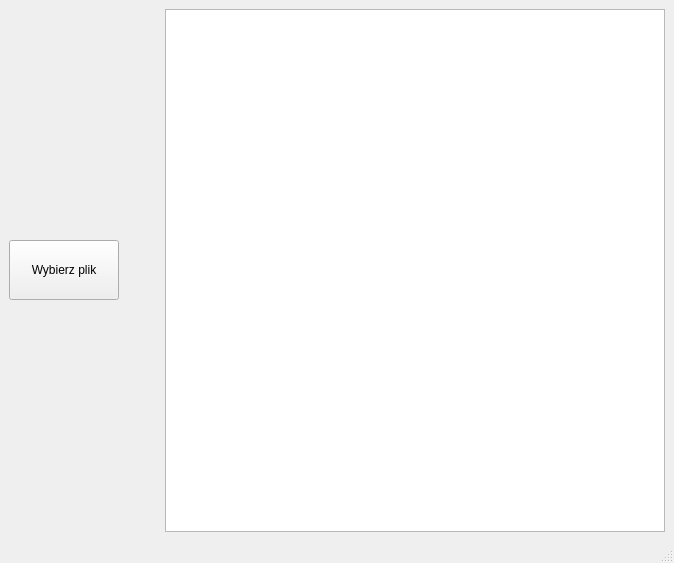
This is exifGUI/gui.ui in mattix1710/pySimpleProjects as Qt 5 draws it before an edit. The edited form follows.
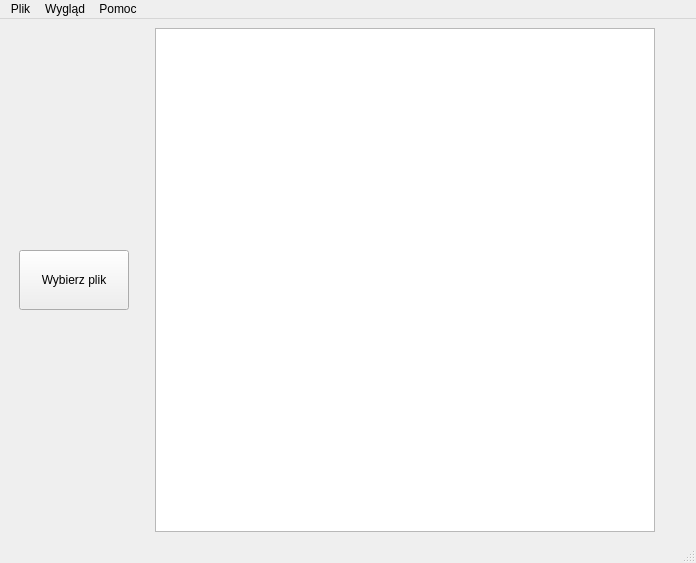
This is the edited form. Icons and pictures are not drawn.

Commit message: [exifGUI]-feat: updated layout

```diff
--- a/exifGUI/gui.ui
+++ b/exifGUI/gui.ui
@@ -6,7 +6,7 @@
    <rect>
     <x>0</x>
     <y>0</y>
-    <width>674</width>
+    <width>696</width>
     <height>563</height>
    </rect>
   </property>
@@ -17,6 +17,22 @@
    <layout class="QGridLayout" name="gridLayout">
     <item row="0" column="0">
      <layout class="QHBoxLayout" name="horizontalLayout">
+      <item>
+       <spacer name="horizontalSpacer_3">
+        <property name="orientation">
+         <enum>Qt::Horizontal</enum>
+        </property>
+        <property name="sizeType">
+         <enum>QSizePolicy::MinimumExpanding</enum>
+        </property>
+        <property name="sizeHint" stdset="0">
+         <size>
+          <width>10</width>
+          <height>20</height>
+         </size>
+        </property>
+       </spacer>
+      </item>
       <item>
        <layout class="QVBoxLayout" name="verticalLayout">
         <item>
@@ -45,9 +61,12 @@
         <property name="orientation">
          <enum>Qt::Horizontal</enum>
         </property>
+        <property name="sizeType">
+         <enum>QSizePolicy::Fixed</enum>
+        </property>
         <property name="sizeHint" stdset="0">
          <size>
-          <width>40</width>
+          <width>20</width>
           <height>20</height>
          </size>
         </property>
@@ -63,7 +82,7 @@
         </property>
         <property name="maximumSize">
          <size>
-          <width>1000</width>
+          <width>800</width>
           <height>700</height>
          </size>
         </property>
@@ -71,6 +90,22 @@
       </item>
      </layout>
     </item>
+    <item row="0" column="1">
+     <spacer name="horizontalSpacer_2">
+      <property name="orientation">
+       <enum>Qt::Horizontal</enum>
+      </property>
+      <property name="sizeType">
+       <enum>QSizePolicy::MinimumExpanding</enum>
+      </property>
+      <property name="sizeHint" stdset="0">
+       <size>
+        <width>10</width>
+        <height>20</height>
+       </size>
+      </property>
+     </spacer>
+    </item>
    </layout>
   </widget>
   <widget class="QMenuBar" name="menubar">
@@ -78,10 +113,41 @@
     <rect>
      <x>0</x>
      <y>0</y>
-     <width>674</width>
+     <width>696</width>
      <height>22</height>
     </rect>
    </property>
+   <widget class="QMenu" name="menu_help">
+    <property name="title">
+     <string>Pomoc</string>
+    </property>
+    <addaction name="action_help_extensions"/>
+    <addaction name="action_help_about"/>
+   </widget>
+   <widget class="QMenu" name="menu_theme">
+    <property name="title">
+     <string>Wygląd</string>
+    </property>
+    <widget class="QMenu" name="menu_theme_table">
+     <property name="title">
+      <string>Tabela</string>
+     </property>
+     <addaction name="action_theme_table_choose_font_color"/>
+     <addaction name="separator"/>
+     <addaction name="action_theme_table_font_hacker_green"/>
+     <addaction name="action_theme_table_font_white"/>
+    </widget>
+    <addaction name="menu_theme_table"/>
+   </widget>
+   <widget class="QMenu" name="menuPlik">
+    <property name="title">
+     <string>Plik</string>
+    </property>
+    <addaction name="action_file_choose_file"/>
+   </widget>
+   <addaction name="menuPlik"/>
+   <addaction name="menu_theme"/>
+   <addaction name="menu_help"/>
   </widget>
   <widget class="QStatusBar" name="statusbar"/>
  </widget>
```
Left out of the diff: 56 changed lines with no effect on the pictures. The commit also changes 3 other files.
